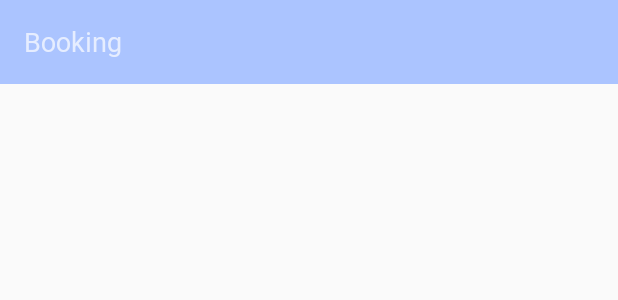
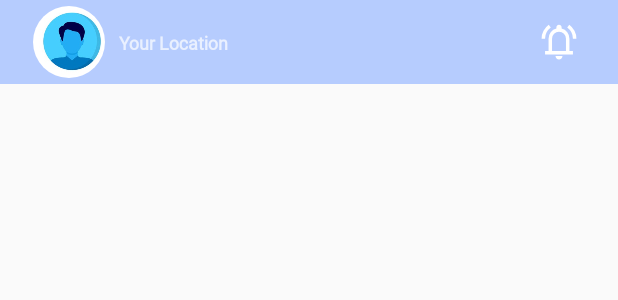
Before and after one commit to chetansalunke/MaidService, an Android app: the layout appbar.xml on its own in the app's theme, with its tools: preview values and no code run, on a phone screen of 412 x 824 dp. Shown: the top 300 px of the screen. Run offline under Robolectric (Android 15) with nearby library versions, the phone set to English and light mode, and no system bars; Roboto replaces fonts that are not available here.

Commit message:
UI changes

```diff
--- a/app/build.gradle
+++ b/app/build.gradle
@@ -65,4 +65,7 @@ dependencies {
     implementation "androidx.navigation:navigation-fragment:2.7.5"
     implementation "androidx.navigation:navigation-ui:2.7.5"
 
+    implementation 'de.hdodenhof:circleimageview:3.1.0'
+
+
 }
--- a/app/src/main/res/drawable/notify.xml
+++ b/app/src/main/res/drawable/notify.xml
@@ -8,7 +8,7 @@
       android:translateX="201.4945"
       android:translateY="204.07326">
     <path
-        android:fillColor="#FF000000"
+        android:fillColor="#FFFFFF"
         android:pathData="M80,400q0,-100 44.5,-183.5T244,78l47,64q-60,44 -95.5,111T160,400L80,400ZM800,400q0,-80 -35.5,-147T669,142l47,-64q75,55 119.5,138.5T880,400h-80ZM160,760v-80h80v-280q0,-83 50,-147.5T420,168v-28q0,-25 17.5,-42.5T480,80q25,0 42.5,17.5T540,140v28q80,20 130,84.5T720,400v280h80v80L160,760ZM480,460ZM480,880q-33,0 -56.5,-23.5T400,800h160q0,33 -23.5,56.5T480,880ZM320,680h320v-280q0,-66 -47,-113t-113,-47q-66,0 -113,47t-47,113v280Z"/>
   </group>
 </vector>
--- a/app/src/main/res/drawable/profile.xml
+++ b/app/src/main/res/drawable/profile.xml
@@ -1,5 +1,5 @@
 <vector android:autoMirrored="true" android:height="24dp"
     android:viewportHeight="960" android:viewportWidth="960"
     android:width="24dp" xmlns:android="http://schemas.android.com/apk/res/android">
-    <path android:fillColor="#FF000000" android:pathData="M480,480q-66,0 -113,-47t-47,-113q0,-66 47,-113t113,-47q66,0 113,47t47,113q0,66 -47,113t-113,47ZM160,800v-112q0,-34 17.5,-62.5T224,582q62,-31 126,-46.5T480,520q66,0 130,15.5T736,582q29,15 46.5,43.5T800,688v112L160,800ZM240,720h480v-32q0,-11 -5.5,-20T700,654q-54,-27 -109,-40.5T480,600q-56,0 -111,13.5T260,654q-9,5 -14.5,14t-5.5,20v32ZM480,400q33,0 56.5,-23.5T560,320q0,-33 -23.5,-56.5T480,240q-33,0 -56.5,23.5T400,320q0,33 23.5,56.5T480,400ZM480,320ZM480,720Z"/>
+    <path android:fillColor="#FFFFFFFF" android:pathData="M480,480q-66,0 -113,-47t-47,-113q0,-66 47,-113t113,-47q66,0 113,47t47,113q0,66 -47,113t-113,47ZM160,800v-112q0,-34 17.5,-62.5T224,582q62,-31 126,-46.5T480,520q66,0 130,15.5T736,582q29,15 46.5,43.5T800,688v112L160,800ZM240,720h480v-32q0,-11 -5.5,-20T700,654q-54,-27 -109,-40.5T480,600q-56,0 -111,13.5T260,654q-9,5 -14.5,14t-5.5,20v32ZM480,400q33,0 56.5,-23.5T560,320q0,-33 -23.5,-56.5T480,240q-33,0 -56.5,23.5T400,320q0,33 23.5,56.5T480,400ZM480,320ZM480,720Z"/>
 </vector>
--- a/app/src/main/res/layout/activity_main.xml
+++ b/app/src/main/res/layout/activity_main.xml
@@ -20,7 +20,8 @@
 
 
     <include
-        layout="@layout/appbar"/>
+        android:id="@+id/appbar"
+        layout="@layout/appbar" />
 
     <fragment
         android:id="@+id/fragmentContainerView"
@@ -32,7 +33,7 @@
         app:layout_constraintEnd_toEndOf="parent"
         app:layout_constraintHorizontal_bias="0.0"
         app:layout_constraintStart_toStartOf="parent"
-        app:layout_constraintTop_toTopOf="parent"
+        app:layout_constraintTop_toBottomOf="@+id/appbar"
         app:layout_constraintVertical_bias="0.0"
         app:navGraph="@navigation/navigation" />
 </androidx.constraintlayout.widget.ConstraintLayout>
--- a/app/src/main/res/layout/appbar.xml
+++ b/app/src/main/res/layout/appbar.xml
@@ -2,17 +2,55 @@
 <androidx.appcompat.widget.Toolbar
     xmlns:android="http://schemas.android.com/apk/res/android"
     xmlns:app="http://schemas.android.com/apk/res-auto"
+    xmlns:tools="http://schemas.android.com/tools"
     android:layout_width="match_parent"
     android:layout_height="?attr/actionBarSize"
-    android:background="@color/colorPrimaryDark"
+    android:background="@color/colorPrimary"
     android:id="@+id/appBar"
     android:theme="@style/ThemeOverlay.AppCompat.Dark"
     >
 
-    <TextView
-        android:theme="@style/largerText"
-        android:layout_width="wrap_content"
-        android:text="@string/actionbartext"
-        android:layout_height="wrap_content"/>
+    <androidx.constraintlayout.widget.ConstraintLayout
+        android:layout_width="match_parent"
+        android:layout_height="match_parent">
+
+
+        <de.hdodenhof.circleimageview.CircleImageView
+            android:id="@+id/imageView9"
+            android:layout_width="48sp"
+            android:layout_height="48sp"
+            android:layout_marginStart="6sp"
+            android:src="@drawable/wprofile"
+            app:layout_constraintBottom_toBottomOf="@+id/textView4"
+            app:layout_constraintEnd_toStartOf="@+id/textView4"
+            app:layout_constraintHorizontal_bias="0.266"
+            app:layout_constraintStart_toStartOf="parent"
+            app:layout_constraintTop_toTopOf="@+id/textView4" />
+
+        <TextView
+            android:theme="@style/smallText"
+            android:textStyle="bold"
+            android:id="@+id/textView4"
+            android:layout_width="89dp"
+            android:layout_height="16dp"
+            android:layout_marginStart="9dp"
+            android:text="@string/location"
+            app:layout_constraintBottom_toBottomOf="parent"
+            app:layout_constraintStart_toEndOf="@+id/imageView9"
+            app:layout_constraintTop_toTopOf="parent" />
+
+        <ImageView
+            android:id="@+id/imageView3"
+            android:layout_width="48sp"
+            android:layout_height="48sp"
+            app:layout_constraintBottom_toBottomOf="parent"
+            app:layout_constraintEnd_toEndOf="parent"
+            app:layout_constraintHorizontal_bias="0.922"
+            app:layout_constraintStart_toEndOf="@+id/textView4"
+            app:layout_constraintTop_toTopOf="parent"
+            app:srcCompat="@drawable/notify" />
+
+    </androidx.constraintlayout.widget.ConstraintLayout>
+
 
 </androidx.appcompat.widget.Toolbar>
--- a/app/src/main/res/values/strings.xml
+++ b/app/src/main/res/values/strings.xml
@@ -12,4 +12,6 @@
 
     <string name="workerpreferences">Worker Preferences</string>
     <string name="actionbartext">Booking</string>/>
+
+    <string name="location">Your Location</string>
 </resources>
--- a/app/src/main/res/values/themes.xml
+++ b/app/src/main/res/values/themes.xml
@@ -27,6 +27,7 @@
         <!-- Customize the color of the action bar -->
         <item name="android:fontFamily">@font/andika_new_basic_bold</item>
         <item name="android:textSize">12sp</item>
+        <item name="android:textStyle">bold</item>
         <item name="textFillColor">@color/black</item>
     </style>
 
```
Also changed, not shown: app/src/main/res/drawable/wprofile.jpg (added).
